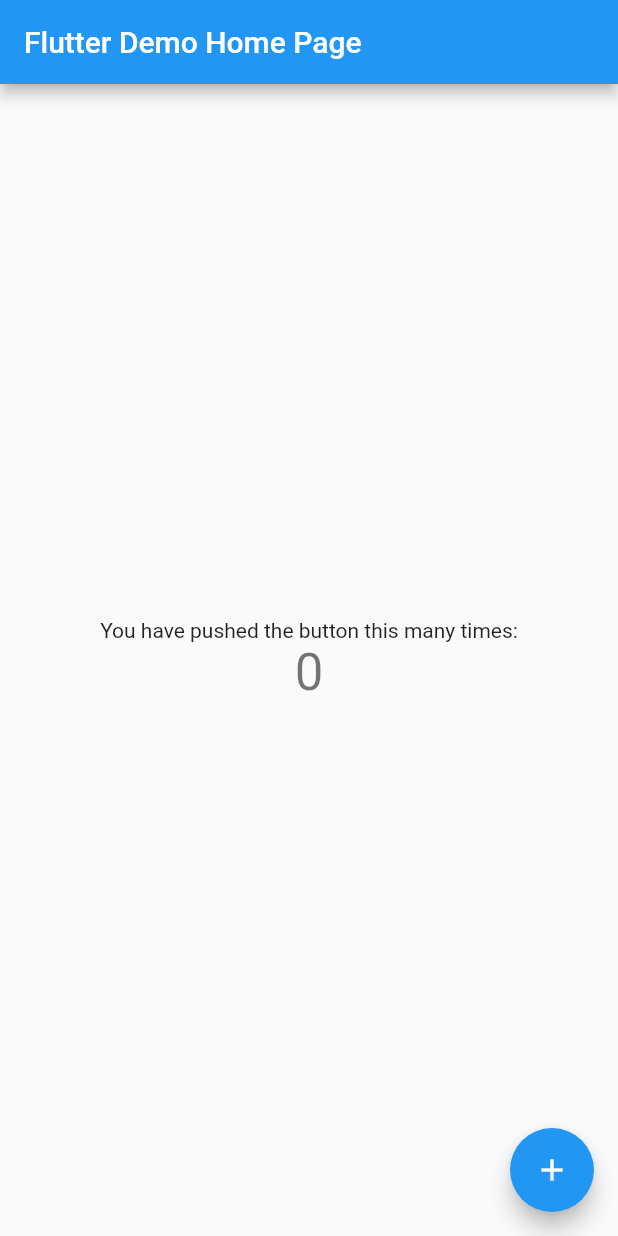
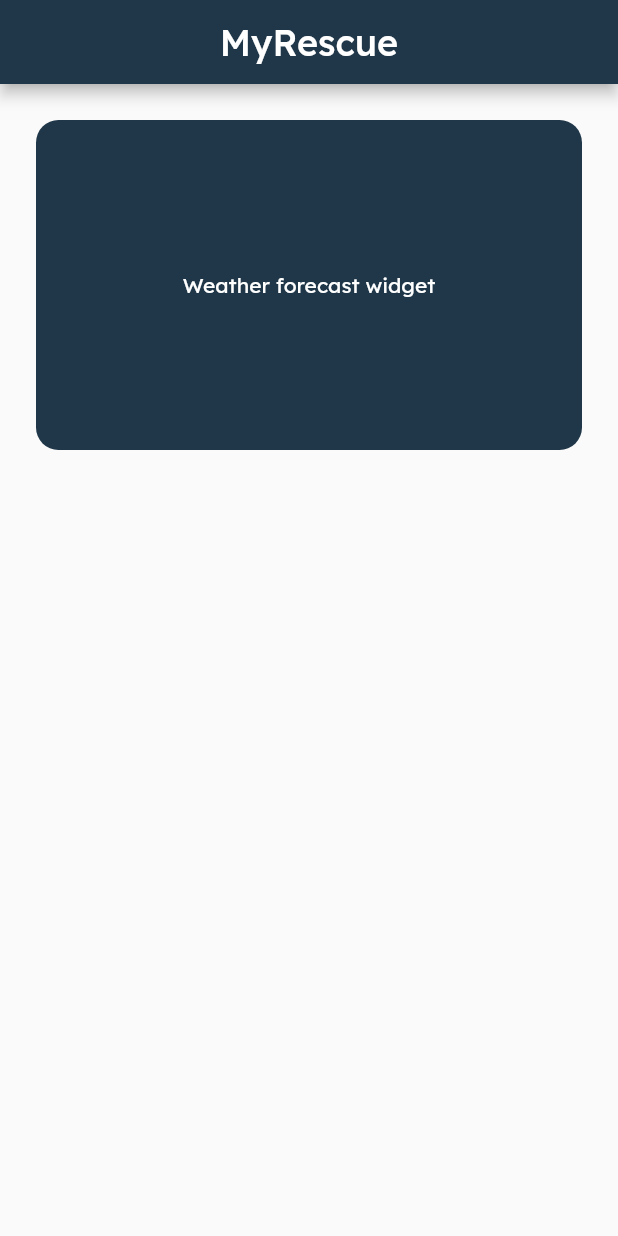
Before and after one commit to Daryl0101/my_rescue, a Flutter app: the screen it shows after launch, on a phone screen of 412 x 824 dp. Run offline on Flutter 3.47's test engine with Material 2 defaults, Android fonts, the phone set to English and light mode, and no system bars.

Commit message:
Homepage with weather forecast widget

```diff
--- /dev/null
+++ b/lib/config/themes/theme_config.dart
@@ -0,0 +1,38 @@
+import 'package:flutter/material.dart';
+
+// Use this if we want to have multiple themes
+// Then we will have make appThemeData become a map
+/*
+enum AppTheme = {
+  lightTheme,
+  darkTheme
+}
+
+final appThemeData = {
+  AppTheme.lightTheme: ThemeData(),
+  AppTheme.darkTheme: ThemeData()
+}
+*/
+
+const myRescueBeige = Color.fromARGB(255, 255, 244, 234);
+const myRescueBlue = Color.fromARGB(255, 32, 55, 73);
+const myRescueOrange = Color.fromARGB(255, 253, 113, 78);
+
+// Define the details of the themes we specified
+final appThemeData = ThemeData(
+    textTheme: const TextTheme(
+        titleLarge:
+            TextStyle(fontFamily: "Lexend", color: Colors.white, fontSize: 24),
+        displaySmall: TextStyle(fontFamily: "Lexend", color: Colors.white, fontSize: 14)),
+    colorScheme: ColorScheme.fromSwatch().copyWith(
+        brightness: Brightness.light,
+        primary: myRescueBlue,
+        onPrimary: myRescueBeige,
+        secondary: myRescueOrange,
+        onSecondary: myRescueBeige,
+        error: Colors.red[900],
+        onError: Colors.white,
+        background: myRescueBeige,
+        onBackground: myRescueBlue,
+        surface: myRescueBlue,
+        onSurface: myRescueBeige));
--- a/lib/main.dart
+++ b/lib/main.dart
@@ -1,4 +1,7 @@
 import 'package:flutter/material.dart';
+import 'package:my_rescue/config/themes/theme_config.dart';
+
+import 'modules/screens/homepage.dart';
 
 void main() {
   runApp(const MyApp());
@@ -7,109 +10,11 @@
 class MyApp extends StatelessWidget {
   const MyApp({super.key});
 
-  // This widget is the root of your application.
   @override
   Widget build(BuildContext context) {
     return MaterialApp(
-      title: 'Flutter Demo',
-      theme: ThemeData(
-        // This is the theme of your application.
-        //
-        // Try running your application with "flutter run". You'll see the
-        // application has a blue toolbar. Then, without quitting the app, try
-        // changing the primarySwatch below to Colors.green and then invoke
-        // "hot reload" (press "r" in the console where you ran "flutter run",
-        // or simply save your changes to "hot reload" in a Flutter IDE).
-        // Notice that the counter didn't reset back to zero; the application
-        // is not restarted.
-        primarySwatch: Colors.blue,
-      ),
-      home: const MyHomePage(title: 'Flutter Demo Home Page'),
+      theme: appThemeData,
+      home: const HomePage(),
     );
   }
 }
-
-class MyHomePage extends StatefulWidget {
-  const MyHomePage({super.key, required this.title});
-
-  // This widget is the home page of your application. It is stateful, meaning
-  // that it has a State object (defined below) that contains fields that affect
-  // how it looks.
-
-  // This class is the configuration for the state. It holds the values (in this
-  // case the title) provided by the parent (in this case the App widget) and
-  // used by the build method of the State. Fields in a Widget subclass are
-  // always marked "final".
-
-  final String title;
-
-  @override
-  State<MyHomePage> createState() => _MyHomePageState();
-}
-
-class _MyHomePageState extends State<MyHomePage> {
-  int _counter = 0;
-
-  void _incrementCounter() {
-    setState(() {
-      // This call to setState tells the Flutter framework that something has
-      // changed in this State, which causes it to rerun the build method below
-      // so that the display can reflect the updated values. If we changed
-      // _counter without calling setState(), then the build method would not be
-      // called again, and so nothing would appear to happen.
-      _counter++;
-    });
-  }
-
-  @override
-  Widget build(BuildContext context) {
-    // This method is rerun every time setState is called, for instance as done
-    // by the _incrementCounter method above.
-    //
-    // The Flutter framework has been optimized to make rerunning build methods
-    // fast, so that you can just rebuild anything that needs updating rather
-    // than having to individually change instances of widgets.
-    return Scaffold(
-      appBar: AppBar(
-        // Here we take the value from the MyHomePage object that was created by
-        // the App.build method, and use it to set our appbar title.
-        title: Text(widget.title),
-      ),
-      body: Center(
-        // Center is a layout widget. It takes a single child and positions it
-        // in the middle of the parent.
-        child: Column(
-          // Column is also a layout widget. It takes a list of children and
-          // arranges them vertically. By default, it sizes itself to fit its
-          // children horizontally, and tries to be as tall as its parent.
-          //
-          // Invoke "debug painting" (press "p" in the console, choose the
-          // "Toggle Debug Paint" action from the Flutter Inspector in Android
-          // Studio, or the "Toggle Debug Paint" command in Visual Studio Code)
-          // to see the wireframe for each widget.
-          //
-          // Column has various properties to control how it sizes itself and
-          // how it positions its children. Here we use mainAxisAlignment to
-          // center the children vertically; the main axis here is the vertical
-          // axis because Columns are vertical (the cross axis would be
-          // horizontal).
-          mainAxisAlignment: MainAxisAlignment.center,
-          children: <Widget>[
-            const Text(
-              'You have pushed the button this many times:',
-            ),
-            Text(
-              '$_counter',
-              style: Theme.of(context).textTheme.headline4,
-            ),
-          ],
-        ),
-      ),
-      floatingActionButton: FloatingActionButton(
-        onPressed: _incrementCounter,
-        tooltip: 'Increment',
-        child: const Icon(Icons.add),
-      ), // This trailing comma makes auto-formatting nicer for build methods.
-    );
-  }
-}
--- /dev/null
+++ b/lib/modules/screens/homepage.dart
@@ -0,0 +1,27 @@
+import 'package:flutter/material.dart';
+import 'package:my_rescue/widgets/weather_forecast.dart';
+
+class HomePage extends StatefulWidget {
+  const HomePage({super.key});
+
+  @override
+  State<HomePage> createState() => _HomePageState();
+}
+
+class _HomePageState extends State<HomePage> {
+  @override
+  Widget build(BuildContext context) {
+    return Scaffold(
+      appBar: AppBar(
+        title: Text(
+          "MyRescue",
+          style: Theme.of(context).textTheme.titleLarge,
+        ),
+        centerTitle: true,
+      ),
+      body: Column(
+        children: const <Widget>[WeatherForecast()],
+      ),
+    );
+  }
+}
--- /dev/null
+++ b/lib/widgets/weather_forecast.dart
@@ -0,0 +1,21 @@
+import 'package:flutter/material.dart';
+
+class WeatherForecast extends StatelessWidget {
+  const WeatherForecast({super.key});
+
+  @override
+  Widget build(BuildContext context) {
+    return Container(
+      padding: const EdgeInsets.all(24),
+      margin: const EdgeInsets.all(24),
+      decoration: BoxDecoration(
+        borderRadius: const BorderRadius.all(Radius.circular(15)),
+        color: Theme.of(context).colorScheme.primary,
+      ),
+      height: 220,
+      alignment: Alignment.center,
+      child: Text("Weather forecast widget",
+          style: Theme.of(context).textTheme.displaySmall),
+    );
+  }
+}
```
Also changed, not shown: pubspec.yaml (+14 -12 lines), asset/fonts/Lexend-VariableFont_wght.ttf (added), pubspec.lock, 1 other file.
